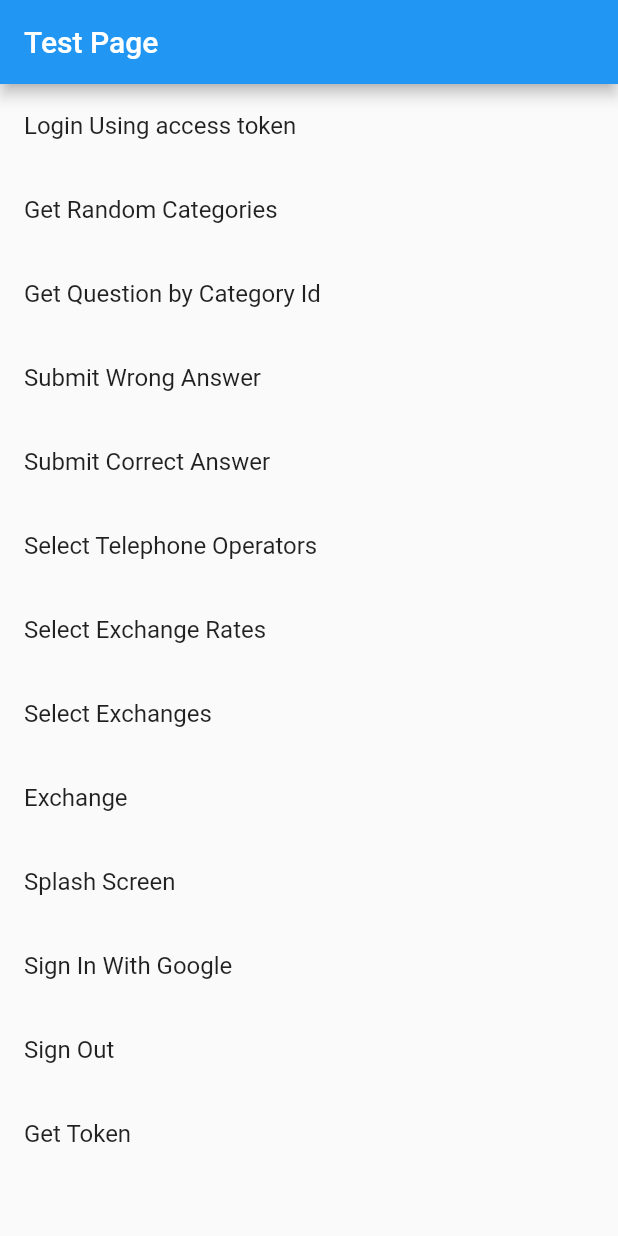
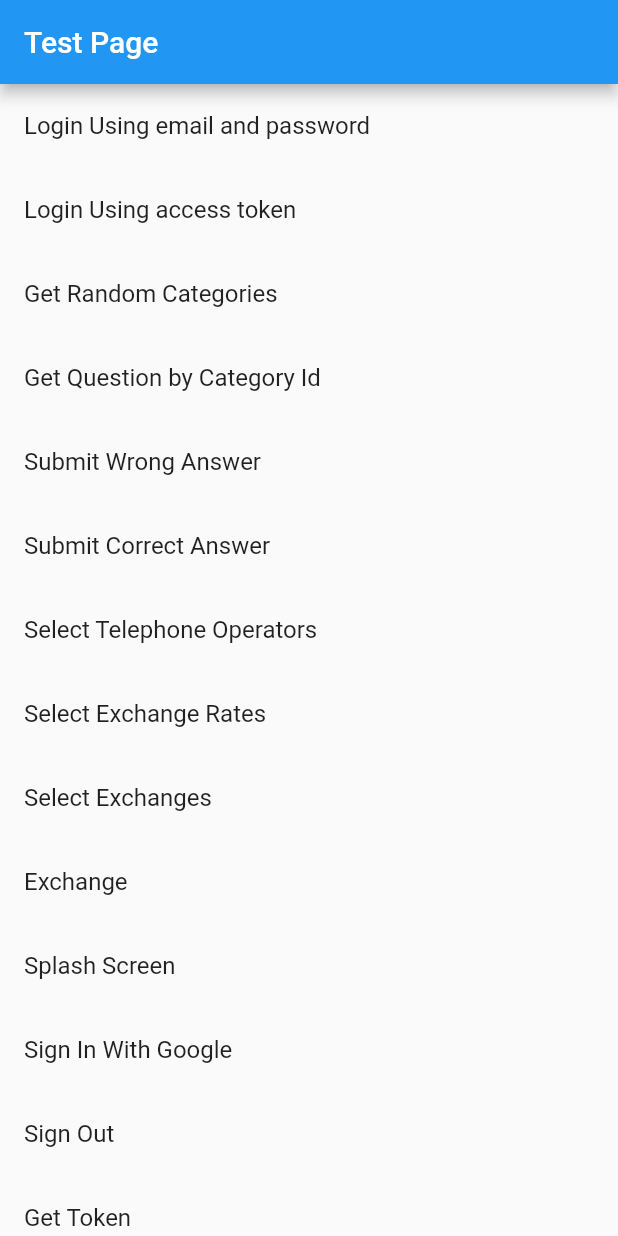
Before and after one commit to mmsoftware100/myan_quiz_flutter_mobile, a Flutter app: the screen it shows after launch, on a phone screen of 412 x 824 dp. Run offline on Flutter 3.47's test engine with Material 2 defaults, Android fonts, the light colour scheme and no system bars; our stand-ins replace cached_network_image, circular_countdown_timer, dartz, dio, equatable, firebase_auth and 8 more; accounts and stored records are empty.

Commit message:
login with email test passed

```diff
--- a/lib/data/datasources/user_remote_datasource.dart
+++ b/lib/data/datasources/user_remote_datasource.dart
@@ -50,6 +50,9 @@ class UserRemoteDataSourceImpl implements UserRemoteDataSource{
       "email" : email,
       "password" : password
     };
+    print("UserRemoteDatasource->loginWithEmail");
+    print(data);
+
     dynamic response = await networkInterface.postRequest(url: loginEndpoint, data: data);
     try{
       //bool status = response['status'];
--- a/lib/view/test_page.dart
+++ b/lib/view/test_page.dart
@@ -12,6 +12,7 @@ import 'package:myan_quiz/view/splash_screen_page.dart';
 import 'package:provider/provider.dart';
 
 import '../domain/entities/user.dart' as our;
+import '../utils/loader.dart';
 
 class TestPage extends StatefulWidget {
   const TestPage({Key? key}) : super(key: key);
@@ -22,6 +23,7 @@ class TestPage extends StatefulWidget {
 
 class _TestPageState extends State<TestPage> {
 
+  final GlobalKey<State> _keyLoader = new GlobalKey<State>();
   firebase.User? firebaseUser;
 
 
@@ -78,8 +80,12 @@ class _TestPageState extends State<TestPage> {
       body: ListView(
         children: [
           ListTile(
-            title: Text("Login Using access token"),
-            onTap: _login
+              title: Text("Login Using email and password"),
+              onTap: _loginWithEmail
+          ),
+          ListTile(
+              title: Text("Login Using access token"),
+              onTap: _login
           ),
           ListTile(
               title: Text("Get Random Categories"),
@@ -164,6 +170,19 @@ class _TestPageState extends State<TestPage> {
   }
 
 
+  void _loginWithEmail()async{
+    print("TestPage->_loginWithEmail");
+    // show loading dialog
+    String email = "admin@email.com";
+    String password = "12345678";
+
+    Dialogs.showLoadingDialog(context, _keyLoader);
+    bool status = await Provider.of<UserProvider>(context,listen:false).loginWithEmailPlz(email: email, password: password);
+    // hide loading dialog
+    print("TestPage->login status $status");
+
+    Navigator.pop(context);
+  }
   void _login()async{
     print("TestPage->loginUsing");
     // show loading dialog
```
